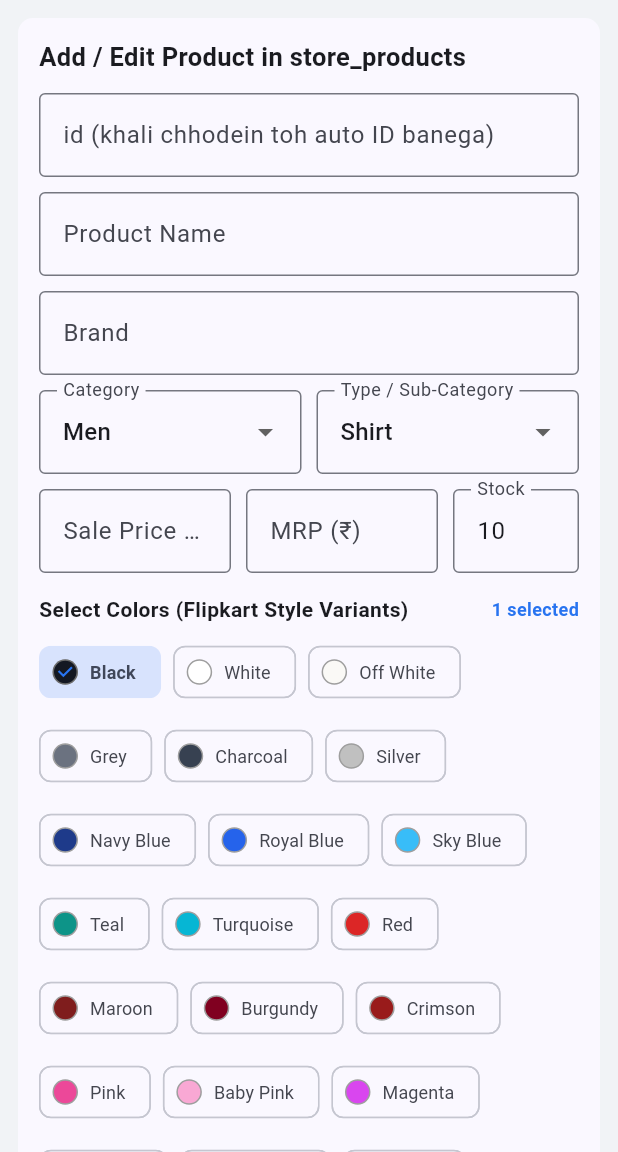
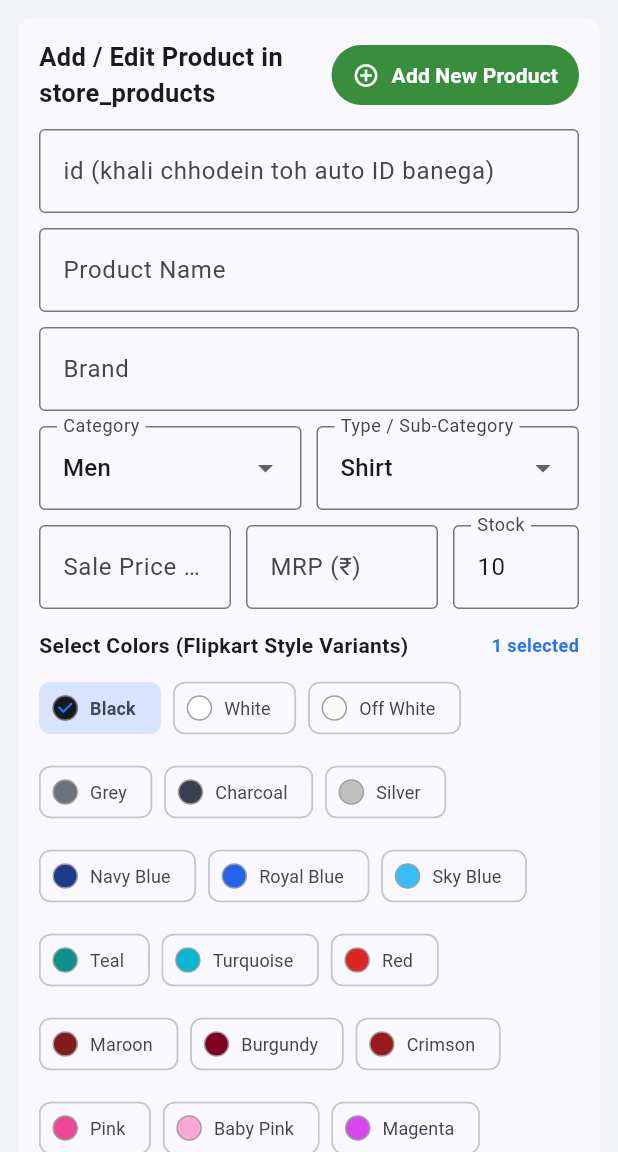
Before and after one commit to caresorkaransingh-max/style-shop, a Flutter app: the AdminPanelPage screen opened directly, on a phone screen of 412 x 824 dp, the part 84-1236 px from its top. Run offline on Flutter 3.47's test engine with Material 3 defaults, Android fonts, the phone set to English and light mode, and no system bars; our stand-ins replace file_picker, geolocator, shared_preferences, speech_to_text; missing offline and left inert: dart:html, dart:ui_web; accounts and stored records are empty; network calls fail.

Commit message:
Update store admin panel and web build

```diff
--- a/lib/extras.dart
+++ b/lib/extras.dart
@@ -1869,6 +1869,7 @@ class AdminPanelPage extends StatefulWidget {
 }
 
 class _AdminPanelPageState extends State<AdminPanelPage> {
+  final ScrollController _scrollC = ScrollController();
   final idC = TextEditingController();
   final nameC = TextEditingController();
   final brandC = TextEditingController();
@@ -2042,6 +2043,7 @@ class _AdminPanelPageState extends State<AdminPanelPage> {
 
   @override
   void dispose() {
+    _scrollC.dispose();
     idC.dispose();
     nameC.dispose();
     brandC.dispose();
@@ -2111,6 +2113,14 @@ class _AdminPanelPageState extends State<AdminPanelPage> {
       activeImageColor = selectedColors.first;
       _syncImgUrlFieldForActiveColor();
 
+      if (_scrollC.hasClients) {
+        _scrollC.animateTo(
+          0,
+          duration: const Duration(milliseconds: 280),
+          curve: Curves.easeOut,
+        );
+      }
+
       final rawJson = p.toJson();
       if (rawJson['sizes'] is List && (rawJson['sizes'] as List).isNotEmpty) {
         selectedSizes
@@ -2124,7 +2134,7 @@ class _AdminPanelPageState extends State<AdminPanelPage> {
     });
   }
 
-  void _resetFields() {
+  void _resetFields({bool showToast = false}) {
     setState(() {
       idC.clear();
       nameC.clear();
@@ -2143,6 +2153,20 @@ class _AdminPanelPageState extends State<AdminPanelPage> {
         ..clear()
         ..addAll(_availableSizeOptions.take(5));
     });
+    if (_scrollC.hasClients) {
+      _scrollC.animateTo(
+        0,
+        duration: const Duration(milliseconds: 280),
+        curve: Curves.easeOut,
+      );
+    }
+    if (showToast && mounted) {
+      ScaffoldMessenger.of(context).showSnackBar(
+        const SnackBar(
+          content: Text('Form reset ho gaya — ab naya product add karein!'),
+        ),
+      );
+    }
   }
 
   void _syncTypedUrlsToActiveColor() {
@@ -2328,10 +2352,10 @@ class _AdminPanelPageState extends State<AdminPanelPage> {
       setState(() => saving = false);
 
       if (response.statusCode >= 200 && response.statusCode < 300) {
-        idC.text = '$rowId';
+        _resetFields();
         ScaffoldMessenger.of(context).showSnackBar(
           SnackBar(
-            content: Text('Supabase store_products mein save ho gaya (ID: $rowId)'),
+            content: Text('Saved (ID: $rowId)! Form clear ho gaya — next product add karein.'),
           ),
         );
       } else {
@@ -2372,6 +2396,7 @@ class _AdminPanelPageState extends State<AdminPanelPage> {
     return Scaffold(
       appBar: blueBar('store_products Manager'),
       body: ListView(
+        controller: _scrollC,
         padding: const EdgeInsets.all(12),
         children: [
           Container(
@@ -2383,9 +2408,32 @@ class _AdminPanelPageState extends State<AdminPanelPage> {
             child: Column(
               crossAxisAlignment: CrossAxisAlignment.start,
               children: [
-                const Text(
-                  'Add / Edit Product in store_products',
-                  style: TextStyle(fontSize: 17, fontWeight: FontWeight.bold),
+                Row(
+                  mainAxisAlignment: MainAxisAlignment.spaceBetween,
+                  children: [
+                    const Expanded(
+                      child: Text(
+                        'Add / Edit Product in store_products',
+                        style: TextStyle(fontSize: 17, fontWeight: FontWeight.bold),
+                      ),
+                    ),
+                    FilledButton.icon(
+                      style: FilledButton.styleFrom(
+                        backgroundColor: green,
+                        foregroundColor: Colors.white,
+                        padding: const EdgeInsets.symmetric(
+                          horizontal: 14,
+                          vertical: 10,
+                        ),
+                      ),
+                      onPressed: () => _resetFields(showToast: true),
+                      icon: const Icon(Icons.add_circle_outline, size: 18),
+                      label: const Text(
+                        'Add New Product',
+                        style: TextStyle(fontWeight: FontWeight.bold),
+                      ),
+                    ),
+                  ],
                 ),
                 const SizedBox(height: 12),
                 TextField(
@@ -2761,9 +2809,21 @@ class _AdminPanelPageState extends State<AdminPanelPage> {
                       ),
                     ),
                     const SizedBox(width: 8),
-                    OutlinedButton(
-                      onPressed: _resetFields,
-                      child: const Text('CLEAR'),
+                    FilledButton.icon(
+                      style: FilledButton.styleFrom(
+                        backgroundColor: green,
+                        foregroundColor: Colors.white,
+                        padding: const EdgeInsets.symmetric(
+                          horizontal: 14,
+                          vertical: 14,
+                        ),
+                      ),
+                      onPressed: () => _resetFields(showToast: true),
+                      icon: const Icon(Icons.add, size: 18),
+                      label: const Text(
+                        'Add New Product',
+                        style: TextStyle(fontWeight: FontWeight.bold),
+                      ),
                     ),
                   ],
                 ),
```
Also changed, not shown: 2 other files.
